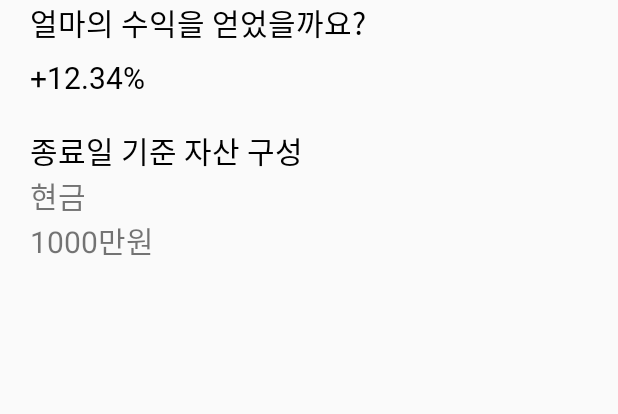
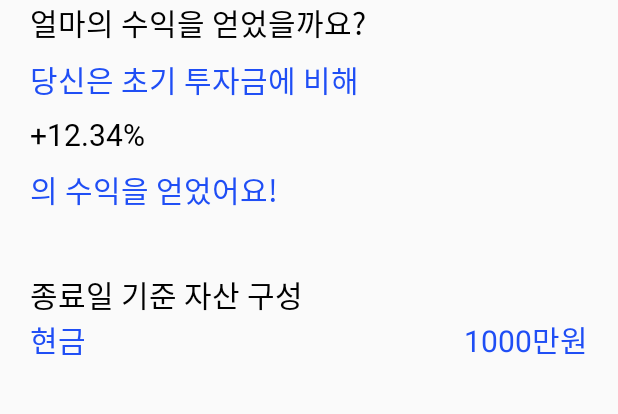
Before and after one commit to coco483/Madcamp_week2, an Android app built with Jetpack Compose: the layout fragment_show_return.xml on its own in the app's theme, with its tools: preview values and no code run, on a phone screen of 412 x 824 dp, the part 150-564 px from its top. Run offline under Robolectric (Android 15) with nearby library versions, the light colour scheme and no system bars.

Commit message:
current price, color change

```diff
--- a/app/src/main/java/com/example/madcamp_week2/ShowReturnFragment.kt
+++ b/app/src/main/java/com/example/madcamp_week2/ShowReturnFragment.kt
@@ -41,10 +41,10 @@ class ShowReturnFragment: Fragment() {
         val df = DecimalFormat("#.00")
         if (returnRate!! >= 0.0) {
             formattedReturnRate = "+"
-            binding.fragmentShowReturnReturnRateTV.setTextColor(getResources().getColor(R.color.purple_200))
+            binding.fragmentShowReturnReturnRateTV.setTextColor(getResources().getColor(R.color.red))
         }
         else {
-            binding.fragmentShowReturnReturnRateTV.setTextColor(getResources().getColor(R.color.teal_200))
+            binding.fragmentShowReturnReturnRateTV.setTextColor(getResources().getColor(R.color.blue))
         }
         formattedReturnRate += (String.format("%.3f", returnRate) + "%")
 
--- a/app/src/main/java/com/example/madcamp_week2/Strategy/StrategyFragment.kt
+++ b/app/src/main/java/com/example/madcamp_week2/Strategy/StrategyFragment.kt
@@ -43,8 +43,8 @@ class StrategyFragment : Fragment() {
         view.startAnimation(anim)
 
         // RecyclerView 설정
-        val blue = requireContext().getColor(R.color.teal_200)
-        val red = requireContext().getColor(R.color.purple_500)
+        val blue = requireContext().getColor(R.color.blue)
+        val red = requireContext().getColor(R.color.red)
         recyclerViewStrategy.layoutManager = LinearLayoutManager(requireContext())
         strategyAdapter = StrategyAdapter(red, blue, UserDataHolder.strategyList, setStrategyAddFragment) // 초기화면 빈 리스트로 시작
         recyclerViewStrategy.adapter = strategyAdapter
--- a/app/src/main/res/layout/fragment_show_return.xml
+++ b/app/src/main/res/layout/fragment_show_return.xml
@@ -30,6 +30,20 @@
         app:layout_constraintEnd_toEndOf="parent" />
 
     <TextView
+        android:id="@+id/fragment_showReturn_content1_TV"
+        android:layout_width="0dp"
+        android:layout_height="wrap_content"
+        android:text="당신은 초기 투자금에 비해"
+        android:textSize="20sp"
+        android:layout_marginLeft="20dp"
+        android:fontFamily="@font/pretendard1"
+        android:textColor="#1f4ef5"
+        app:layout_constraintStart_toStartOf="parent"
+        app:layout_constraintTop_toBottomOf="@id/titleTextView"
+        app:layout_constraintEnd_toEndOf="parent"
+        android:layout_marginTop="8dp"/>
+
+    <TextView
         android:id="@+id/fragment_showReturn_returnRate_TV"
         android:layout_width="0dp"
         android:layout_height="wrap_content"
@@ -39,7 +53,21 @@
         android:fontFamily="@font/pretendard1"
         android:textColor="@color/black"
         app:layout_constraintStart_toStartOf="parent"
-        app:layout_constraintTop_toBottomOf="@id/titleTextView"
+        app:layout_constraintTop_toBottomOf="@id/fragment_showReturn_content1_TV"
+        app:layout_constraintEnd_toEndOf="parent"
+        android:layout_marginTop="8dp"/>
+
+    <TextView
+        android:id="@+id/fragment_showReturn_content2_TV"
+        android:layout_width="0dp"
+        android:layout_height="wrap_content"
+        android:text="의 수익을 얻었어요!"
+        android:textSize="20sp"
+        android:layout_marginLeft="20dp"
+        android:fontFamily="@font/pretendard1"
+        android:textColor="#1f4ef5"
+        app:layout_constraintStart_toStartOf="parent"
+        app:layout_constraintTop_toBottomOf="@id/fragment_showReturn_returnRate_TV"
         app:layout_constraintEnd_toEndOf="parent"
         android:layout_marginTop="8dp"/>
 
@@ -48,20 +76,21 @@
         android:layout_width="0dp"
         android:layout_height="wrap_content"
         android:layout_marginLeft="20dp"
+        android:layout_marginTop="40dp"
         android:text="종료일 기준 자산 구성"
         android:textSize="20sp"
         android:fontFamily="@font/pretendard1"
         android:textColor="@color/black"
         app:layout_constraintStart_toStartOf="parent"
-        app:layout_constraintTop_toBottomOf="@id/fragment_showReturn_returnRate_TV"
+        app:layout_constraintTop_toBottomOf="@id/fragment_showReturn_content2_TV"
         app:layout_constraintEnd_toEndOf="parent"
-        android:layout_marginTop="20dp"/>
+        />
 
-    <LinearLayout
+    <androidx.constraintlayout.widget.ConstraintLayout
         android:layout_width="match_parent"
         android:layout_height="wrap_content"
-        android:orientation="vertical"
         android:layout_marginLeft="20dp"
+        android:layout_marginRight="20dp"
         app:layout_constraintTop_toBottomOf="@id/textView"
         app:layout_constraintStart_toStartOf="parent"
         app:layout_constraintEnd_toEndOf="parent">
@@ -72,16 +101,26 @@
             android:layout_height="wrap_content"
             android:text="현금"
             android:textSize="20sp"
-            android:gravity="start|center_vertical" />
+            android:textColor="#1f4ef5"
+            android:gravity="start|center_vertical"
+            app:layout_constraintStart_toStartOf="parent"
+            app:layout_constraintTop_toTopOf="parent"
+            app:layout_constraintBottom_toBottomOf="parent"/>
 
         <TextView
             android:id="@+id/fragment_showReturn_CapitalAmountList_TV"
             android:layout_width="wrap_content"
             android:layout_height="wrap_content"
+            android:layout_marginLeft="30dp"
             android:text="1000만원"
             android:textSize="20sp"
-            android:gravity="end|center_vertical" />
+            android:textColor="#1f4ef5"
+            android:gravity="center_vertical"
+            app:layout_constraintEnd_toEndOf="parent"
+            app:layout_constraintTop_toTopOf="parent"
+            app:layout_constraintBottom_toBottomOf="parent"/>
 
-    </LinearLayout>
+    </androidx.constraintlayout.widget.ConstraintLayout>
+
 
 </androidx.constraintlayout.widget.ConstraintLayout>
--- a/app/src/main/res/values/colors.xml
+++ b/app/src/main/res/values/colors.xml
@@ -7,4 +7,6 @@
     <color name="teal_700">#FF018786</color>
     <color name="black">#FF000000</color>
     <color name="white">#FFFFFFFF</color>
+    <color name="red">#CD3C3C</color>
+    <color name="blue">#1478FF</color>
 </resources>
```
Also changed, not shown: app/src/main/java/com/example/madcamp_week2/DateHelper.kt (+16 -0 lines), app/src/main/java/com/example/madcamp_week2/StockDetailFragment.kt (+32 -12 lines), app/src/main/java/com/example/madcamp_week2/StockSearch.kt (+8 -1 lines), app/src/main/java/com/example/madcamp_week2/StringDateHandler.kt (added, +52 -0 lines), app/src/main/res/layout/fragment_stock_detail.xml (+16 -0 lines).
